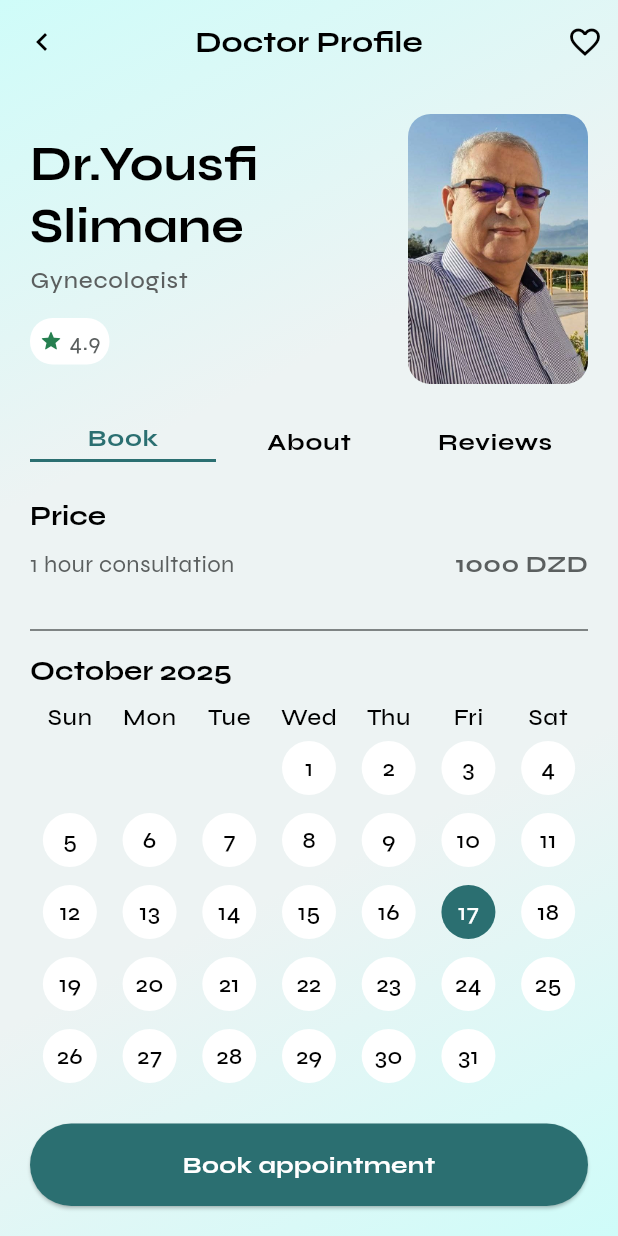
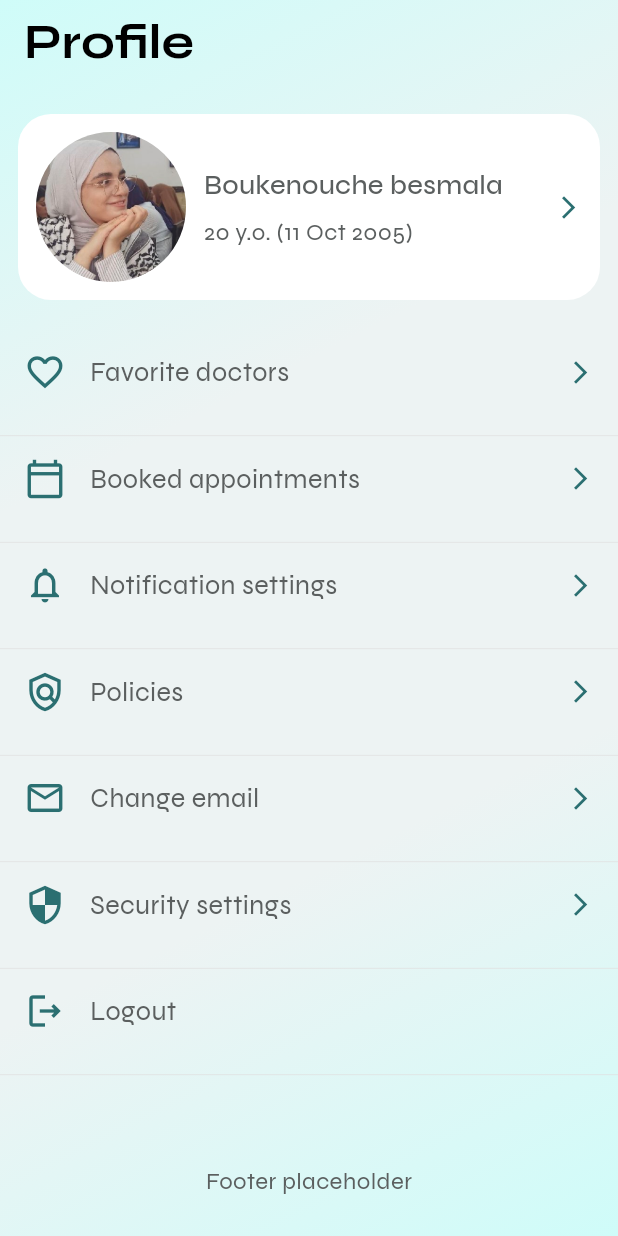
Before and after one commit to HADBI-Sarra/afia-plus, a Flutter app: the screen it shows after launch, on a phone screen of 412 x 824 dp. Run offline on Flutter 3.47's test engine with Material 3 defaults, Android fonts, the light colour scheme and no system bars.

Commit message:
creating the user profile

```diff
--- a/lib/main.dart
+++ b/lib/main.dart
@@ -1,9 +1,11 @@
+import 'package:afia_plus_app/views/screens/doctorprofile/doctor_profile_screen_doctor_view.dart';
 import 'package:afia_plus_app/views/screens/sign_up/create_account.dart';
+import 'package:afia_plus_app/views/screens/userprofile/user_profile_user_view.dart';
 import 'package:flutter/material.dart';
 import 'package:afia_plus_app/commons/config.dart';
 import 'package:afia_plus_app/views/screens/homescreen/home_screen.dart';
 import 'package:afia_plus_app/views/screens/search/search.dart';
-import 'package:afia_plus_app/views/screens/doctorprofile/doctor_profile_screen.dart';
+import 'package:afia_plus_app/views/screens/doctorprofile/doctor_profile_screen_users_view.dart';
 import 'package:afia_plus_app/views/themes/style_simple/theme.dart';
 
 void main() {
@@ -18,7 +20,7 @@ class MainApp extends StatelessWidget {
     return MaterialApp(
       title: APP_NAME,
       theme: appTheme,
-      home: DoctorProfileScreen(),
+      home: DoctorProfileScreenDoctorViewDoc(),
     );
   }
 }
--- /dev/null
+++ b/lib/views/screens/doctorprofile/doctor_profile_screen_doctor_view.dart
@@ -0,0 +1,158 @@
+import 'package:flutter/material.dart';
+import 'package:afia_plus_app/views/themes/style_simple/colors.dart';
+import 'package:afia_plus_app/views/themes/style_simple/styles.dart';
+
+class DoctorProfileScreenDoctorViewDoc extends StatefulWidget {
+  const DoctorProfileScreenDoctorViewDoc({super.key});
+
+  @override
+  State<DoctorProfileScreenDoctorViewDoc> createState() => _DoctorProfileScreenDoctorViewDocState();
+}
+
+class _DoctorProfileScreenDoctorViewDocState extends State<DoctorProfileScreenDoctorViewDoc> {
+  @override
+  Widget build(BuildContext context) {
+    return Container(
+      decoration: gradientBackgroundDecoration, // gradient background
+      child: Scaffold(
+        extendBodyBehindAppBar: true,
+        backgroundColor: Colors.transparent,
+        appBar: AppBar(
+          backgroundColor: Colors.transparent,
+          elevation: 0,
+          centerTitle: false,
+          title: Text(
+            "Profile",
+            style: Theme.of(context)
+                .textTheme
+                .titleLarge
+                ?.copyWith(color: blackColor),
+          ),
+        ),
+        body: SafeArea(
+          child: Column(
+            children: [
+              const SizedBox(height: 20),
+
+              // Top card with profile info using Row
+              Padding(
+                padding: const EdgeInsets.symmetric(horizontal: 12),
+                child: Container(
+                  padding: const EdgeInsets.all(12),
+                  decoration: BoxDecoration(
+                    color: whiteColor,
+                    borderRadius: BorderRadius.circular(22),
+                  ),
+                  child: Row(
+                    crossAxisAlignment: CrossAxisAlignment.center,
+                    children: [
+                      // Bigger profile picture closer to left
+                      Container(
+                        width: 100,
+                        height: 100,
+                        decoration: BoxDecoration(
+                          shape: BoxShape.circle,
+                          image: const DecorationImage(
+                            image: AssetImage('assets/images/besmala.jpg'),
+                            fit: BoxFit.cover,
+                          ),
+                        ),
+                      ),
+                      const SizedBox(width: 12),
+                      // Name and subtitle
+                      Column(
+                        crossAxisAlignment: CrossAxisAlignment.start,
+                        mainAxisAlignment: MainAxisAlignment.center,
+                        children: [
+                          Text(
+                            "Boukenouche besmala",
+                            style: Theme.of(context)
+                                .textTheme
+                                .titleMedium
+                                ?.copyWith(fontSize: 18),
+                          ),
+                          const SizedBox(height: 6),
+                          Text(
+                            "20 y.o. (11 Oct 2005)",
+                            style: Theme.of(context)
+                                .textTheme
+                                .bodyMedium
+                                ?.copyWith(fontSize: 16),
+                          ),
+                        ],
+                      ),
+                      const Spacer(),
+                      const Icon(
+                        Icons.arrow_forward_ios,
+                        color: darkGreenColor,
+                        size: 18,
+                      ),
+                    ],
+                  ),
+                ),
+              ),
+
+              const SizedBox(height: 20),
+
+              // Menu items
+              Expanded(
+                child: ListView(
+                  children: [
+                    _buildMenuItem(icon: Icons.favorite_outline, title: "Favorite doctors"),
+                    _buildMenuItem(icon: Icons.calendar_today_outlined, title: "Booked appointments"),
+                    _buildMenuItem(icon: Icons.notifications_outlined, title: "Notification settings"),
+                    _buildMenuItem(icon: Icons.policy_outlined, title: "Policies"),
+                    _buildMenuItem(icon: Icons.email_outlined, title: "Change email"),
+                    _buildMenuItem(icon: Icons.security_outlined, title: "Security settings"),
+                    _buildMenuItem(icon: Icons.logout_outlined, title: "Logout", showTrailing: false),
+
+                    // Footer placeholder
+                    const SizedBox(height: 20),
+                    Container(
+                      height: 100,
+                      color: Colors.transparent,
+                      child: const Center(child: Text("Footer placeholder")),
+                    ),
+                  ],
+                ),
+              ),
+            ],
+          ),
+        ),
+      ),
+    );
+  }
+
+  Widget _buildMenuItem({required IconData icon, required String title, bool showTrailing = true}) {
+    return Column(
+      children: [
+        SizedBox(
+          height: 70,
+          child: ListTile(
+            contentPadding: const EdgeInsets.symmetric(horizontal: 16),
+            leading: Icon(icon, color: darkGreenColor, size: 28),
+            title: Text(
+              title,
+              style: Theme.of(context).textTheme.bodyMedium?.copyWith(fontSize: 18),
+            ),
+            trailing: showTrailing
+                ? const Icon(
+                    Icons.arrow_forward_ios,
+                    color: darkGreenColor,
+                    size: 18,
+                  )
+                : null,
+            onTap: () {},
+          ),
+        ),
+        const Divider(
+          height: 1,
+          color: lightGreyColor,
+          thickness: 0.5,
+          indent: 0,
+          endIndent: 0,
+        ),
+      ],
+    );
+  }
+}
--- a/lib/views/screens/search/search.dart
+++ b/lib/views/screens/search/search.dart
@@ -5,7 +5,7 @@ import 'package:afia_plus_app/views/widgets/search_text_fields.dart';
 
 
 class SearchScreen extends StatefulWidget {
-  final userName = "Imene";
+  final userName = "Besmala";
   const SearchScreen ({super.key});
 
    @override
```
Also changed, not shown: lib/views/screens/userprofile/user_profile_user_view.dart (added, +158 -0 lines), assets/images/besmala.jpg (added), flutter_01.png (added), lib/views/screens/doctorprofile/doctor_profile_screen_users_view.dart (renamed from lib/views/screens/doctorprofile/doctor_profile_screen.dart), lib/views/screens/userprofile/user_profile_screen_doctor_view.dart (added).
